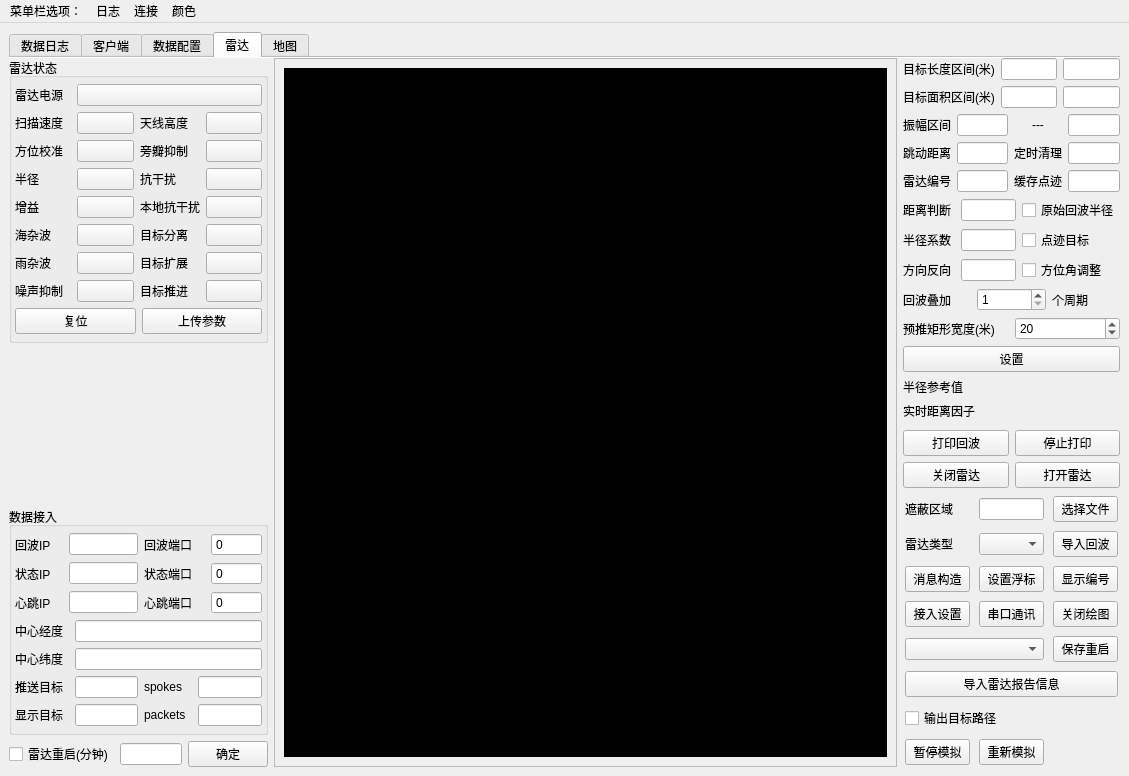
Old version of the form src/radar_server_new/zchxradarinteface.ui in the repository bnufree/zchx_radar.
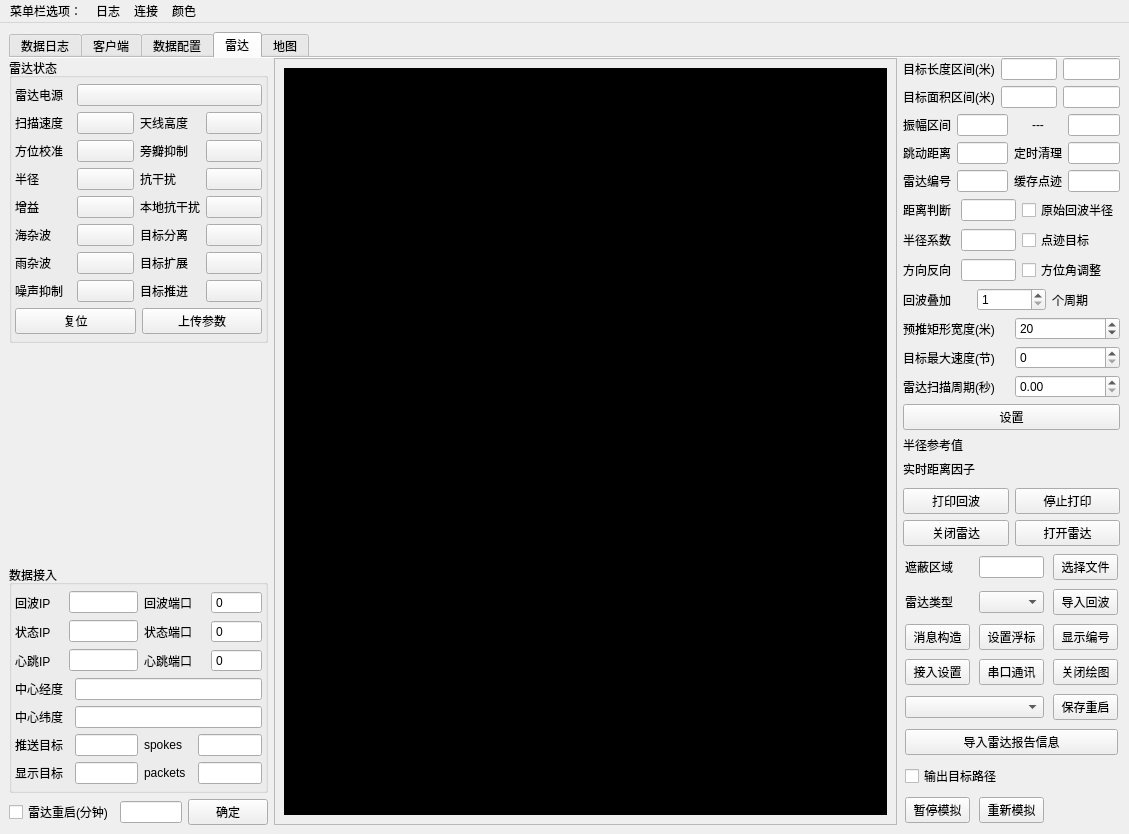
New version of the form. Custom widgets are drawn as their Qt base class.

Commit message: 修改proto文件 合并目标余晖的显示传递

Diff of the .ui file:
```diff
--- a/src/radar_server_new/zchxradarinteface.ui
+++ b/src/radar_server_new/zchxradarinteface.ui
@@ -474,19 +474,8 @@
             </layout>
            </item>
            <item>
-            <layout class="QHBoxLayout" name="horizontalLayout_9">
-             <item>
-              <widget class="QLabel" name="label_15">
-               <property name="styleSheet">
-                <string notr="true">color: rgb(0, 0, 0);
-font: 9pt &quot;Agency FB&quot;;</string>
-               </property>
-               <property name="text">
-                <string>预推矩形宽度(米)</string>
-               </property>
-              </widget>
-             </item>
-             <item>
+            <layout class="QGridLayout" name="gridLayout_6">
+             <item row="0" column="1">
               <widget class="QSpinBox" name="predictionWidth">
                <property name="minimum">
                 <number>1</number>
@@ -499,6 +488,41 @@
                </property>
               </widget>
              </item>
+             <item row="0" column="0">
+              <widget class="QLabel" name="label_15">
+               <property name="styleSheet">
+                <string notr="true">color: rgb(0, 0, 0);
+font: 9pt &quot;Agency FB&quot;;</string>
+               </property>
+               <property name="text">
+                <string>预推矩形宽度(米)</string>
+               </property>
+              </widget>
+             </item>
+             <item row="1" column="0">
+              <widget class="QLabel" name="label_17">
+               <property name="text">
+                <string>目标最大速度(节)</string>
+               </property>
+              </widget>
+             </item>
+             <item row="1" column="1">
+              <widget class="QSpinBox" name="targetMaxSpeedSpinBox"/>
+             </item>
+             <item row="2" column="0">
+              <widget class="QLabel" name="label_18">
+               <property name="text">
+                <string>雷达扫描周期(秒)</string>
+               </property>
+              </widget>
+             </item>
+             <item row="2" column="1">
+              <widget class="QDoubleSpinBox" name="scanCycleTime">
+               <property name="maximum">
+                <double>60.000000000000000</double>
+               </property>
+              </widget>
+             </item>
             </layout>
            </item>
            <item>
```
The commit also changes 65 other files.
